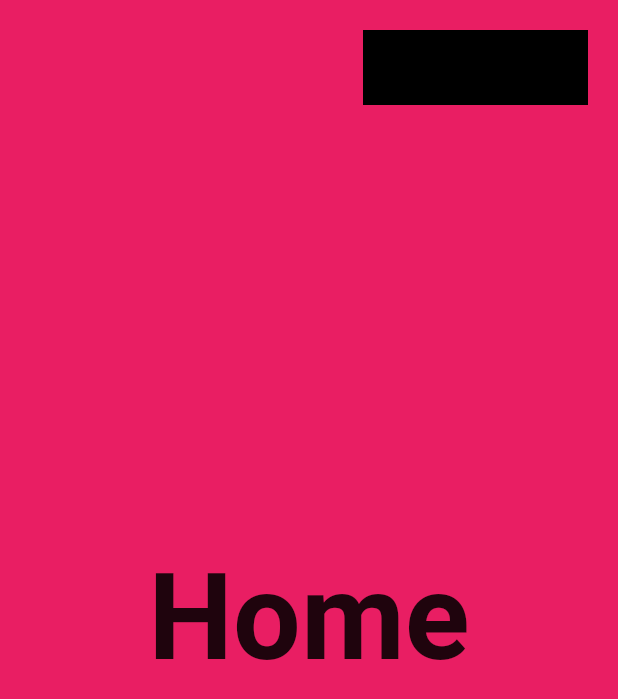
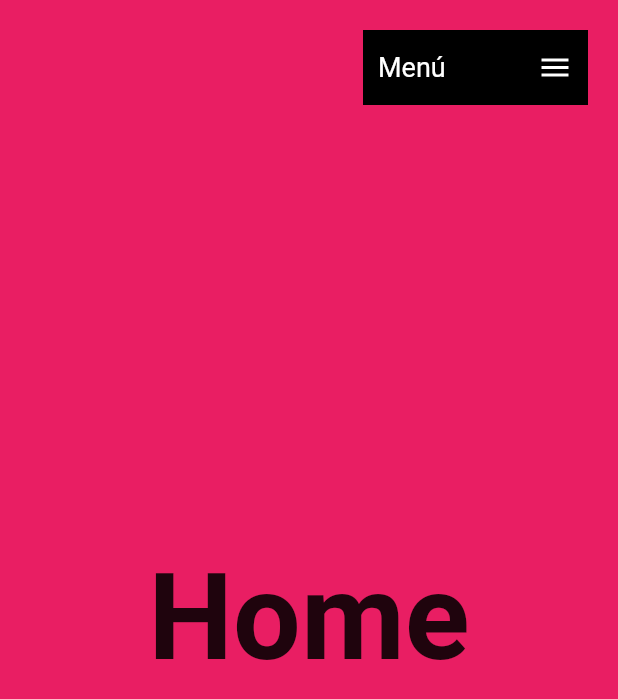
Before and after one commit to system1k/Scroll-Landing-Page, a Flutter app: the screen it shows after launch, on a phone screen of 412 x 824 dp. Shown: the top 699 px of the screen. Run offline on Flutter 3.47's test engine with Material 2 defaults, Android fonts, the phone set to English and light mode, and no system bars; our stand-ins replace animate_do, fluro, google_fonts.

Commit message:
Menu terminado

```diff
--- a/lib/ui/pages/home_page.dart
+++ b/lib/ui/pages/home_page.dart
@@ -1,5 +1,6 @@
 import 'package:flutter/material.dart';
 import 'package:vertical_landing_page/ui/views/views.dart';
+import 'package:vertical_landing_page/ui/shared/shared.dart';
 
 class HomePage extends StatelessWidget {
   const HomePage({Key? key}) : super(key: key);
@@ -10,18 +11,14 @@ class HomePage extends StatelessWidget {
       body: Container(
         decoration: _buildBoxDecoration(),
         child: Stack(
-          children: [
+          children: const [
 
-            const _HomeBody(),
+            _HomeBody(),
 
             Positioned(
               right: 20,
               top: 20,
-              child: Container(
-                width: 150,
-                height: 50,
-                color: Colors.black
-              )
+              child: CustomAppMenu()
             )
 
           ],
--- /dev/null
+++ b/lib/ui/shared/custom_app_menu.dart
@@ -0,0 +1,104 @@
+import 'package:flutter/material.dart';
+import 'package:google_fonts/google_fonts.dart';
+import 'package:vertical_landing_page/ui/shared/shared.dart';
+
+class CustomAppMenu extends StatefulWidget {
+  const CustomAppMenu({Key? key}) : super(key: key);
+
+  @override
+  State<CustomAppMenu> createState() => _CustomAppMenuState();
+}
+
+class _CustomAppMenuState extends State<CustomAppMenu> with SingleTickerProviderStateMixin {
+
+  bool isOpen = false;
+  late AnimationController controller;
+
+  @override
+  void initState() {
+    super.initState();
+
+    controller = AnimationController(
+      vsync: this,
+      duration: const Duration(milliseconds: 200)
+    );
+  }
+
+  @override
+  Widget build(BuildContext context) {
+    return MouseRegion(
+      cursor: SystemMouseCursors.click,
+      child: GestureDetector(
+        onTap: (){
+          if(isOpen){
+            controller.reverse();
+          } else {
+            controller.forward();
+          }
+
+          setState(() => isOpen = !isOpen);
+        },
+        child: Container(
+          padding: const EdgeInsets.symmetric(horizontal: 10),
+          width: 150,
+          height: isOpen ? 310 : 50,
+          color: Colors.black,
+          child: Column(
+            children: [
+              _MenuTitle(isOpen: isOpen, controller: controller),
+
+              if(isOpen)
+                ... [
+                  CustomAppItem(text: 'Home', onPressed: (){}),
+                  CustomAppItem(delay: 30, text: 'About', onPressed: (){}),
+                  CustomAppItem(delay: 60, text: 'Pricing', onPressed: (){}),
+                  CustomAppItem(delay: 90, text: 'Contact', onPressed: (){}),
+                  CustomAppItem(delay: 120, text: 'Location', onPressed: (){}),
+                  const SizedBox(height: 10)
+                ]
+            ],
+          )
+        ),
+      ),
+    );
+  }
+}
+
+class _MenuTitle extends StatelessWidget {
+
+  final bool isOpen;
+  final AnimationController controller;
+
+  const _MenuTitle({
+    required this.isOpen,
+    required this.controller,
+  });
+
+  @override
+  Widget build(BuildContext context) {
+    return SizedBox(
+      width: 150,
+      height: 50,
+      child: Row(
+        children: [
+
+          AnimatedContainer(
+            duration: const Duration(milliseconds: 200),
+            curve: Curves.easeInOut,
+            width: isOpen ? 45 : 0,
+          ),
+
+          Text('Menú', style: GoogleFonts.roboto(color: Colors.white, fontSize: 18)),
+          const Spacer(),
+
+          AnimatedIcon(
+            icon: AnimatedIcons.menu_close,
+            progress: controller,
+            color: Colors.white,
+          )
+
+        ],
+      ),
+    );
+  }
+}
--- /dev/null
+++ b/lib/ui/shared/shared.dart
@@ -0,0 +1,2 @@
+export 'package:vertical_landing_page/ui/shared/custom_app_item.dart';
+export 'package:vertical_landing_page/ui/shared/custom_app_menu.dart';
--- a/pubspec.yaml
+++ b/pubspec.yaml
@@ -28,6 +28,7 @@ environment:
 # the latest version available on pub.dev. To see which dependencies have newer
 # versions available, run `flutter pub outdated`.
 dependencies:
+  animate_do: ^3.0.2
   cupertino_icons: ^1.0.2
   fluro: ^2.0.5
   flutter:
```
Also changed, not shown: lib/ui/shared/custom_app_item.dart (added, +53 -0 lines), pubspec.lock, 1 other file.
